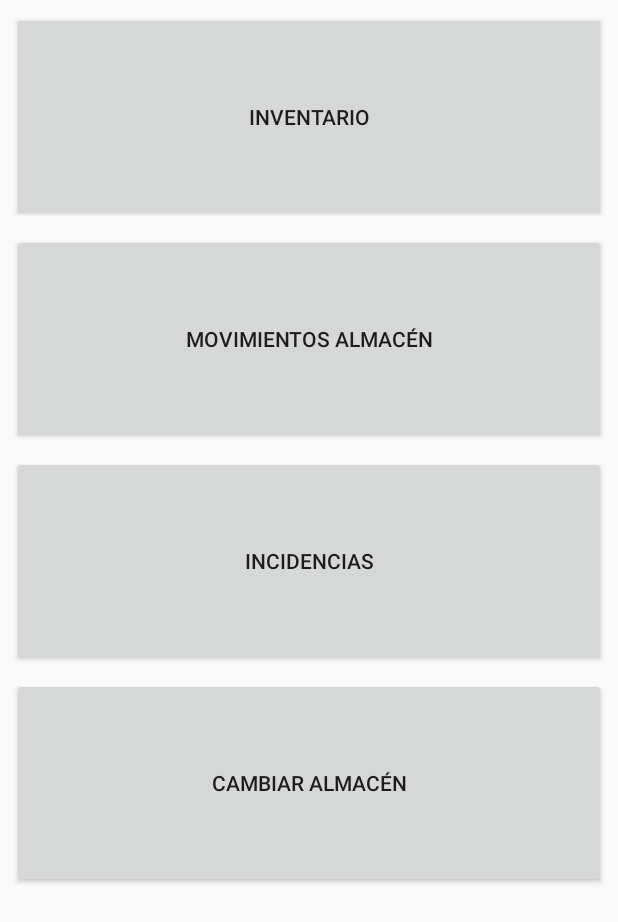
After one commit to 093Mike/ProyectDamfinal, an Android app: the layout fragment_menu_almacen.xml on its own in the app's theme, with its tools: preview values and no code run, on a phone screen of 412 x 824 dp. The commit adds this screen. Shown: the top 922 px of the screen. Run offline under Robolectric (Android 15) with nearby library versions, the phone set to English and light mode, and no system bars.

Commit message:
Commit 3 - Creado fragment almacen

```diff
--- a/app/src/main/AndroidManifest.xml
+++ b/app/src/main/AndroidManifest.xml
@@ -10,7 +10,7 @@
         android:supportsRtl="true"
         android:theme="@style/AppTheme">
         <activity android:name=".views.ListaProductos"></activity>
-        <activity android:name=".views.MenuAlmacen" />
+        <activity android:name=".views.ListaCategorias" />
         <activity android:name=".views.EscogeAlmacen">
             <intent-filter>
                 <action android:name="android.intent.action.MAIN" />
--- a/app/src/main/java/com/example/proyectdam/controllers/Data.java
+++ b/app/src/main/java/com/example/proyectdam/controllers/Data.java
@@ -1,7 +1,6 @@
 package com.example.proyectdam.controllers;
 
 import android.util.Log;
-
 import com.example.proyectdam.models.almacen.Almacen;
 import com.example.proyectdam.models.almacen.Categoria;
 import com.example.proyectdam.models.almacen.Producto;
@@ -10,7 +9,6 @@ import com.google.firebase.database.DatabaseError;
 import com.google.firebase.database.DatabaseReference;
 import com.google.firebase.database.FirebaseDatabase;
 import com.google.firebase.database.ValueEventListener;
-
 import java.util.ArrayList;
 
 public class Data {
--- a/app/src/main/java/com/example/proyectdam/views/EscogeAlmacen.java
+++ b/app/src/main/java/com/example/proyectdam/views/EscogeAlmacen.java
@@ -43,12 +43,12 @@ public class EscogeAlmacen extends AppCompatActivity {
                                 @Override
                                 public void onClick(DialogInterface dialog, int which) {
                                     almacenActual = almacenes.get(which);
-                                    startActivity(new Intent(EscogeAlmacen.this, MenuAlmacen.class));
+                                    startActivity(new Intent(EscogeAlmacen.this, ListaCategorias.class));
                                 }
                             });
                     builder.show();
                 } else {
-                    startActivity(new Intent(EscogeAlmacen.this, MenuAlmacen.class));
+                    startActivity(new Intent(EscogeAlmacen.this, ListaCategorias.class));
                 }
             }
         });
--- a/app/src/main/java/com/example/proyectdam/views/MenuAlmacen.java
+++ b/app/src/main/java/com/example/proyectdam/views/ListaCategorias.java
@@ -15,7 +15,7 @@ import com.google.firebase.database.FirebaseDatabase;
 import com.google.firebase.database.ValueEventListener;
 import java.util.ArrayList;
 
-public class MenuAlmacen extends AppCompatActivity {
+public class ListaCategorias extends AppCompatActivity {
     private ArrayList<Categoria> categoriasProductos;
     private RecyclerView recyclerView_categorias;
     private AdapterCategorias adapter;
--- a/app/src/main/res/layout/activity_menu_almacen.xml
+++ b/app/src/main/res/layout/activity_menu_almacen.xml
@@ -4,7 +4,7 @@ xmlns:app="http://schemas.android.com/apk/res-auto"
 xmlns:tools="http://schemas.android.com/tools"
 android:layout_width="match_parent"
 android:layout_height="match_parent"
-tools:context=".views.MenuAlmacen">
+tools:context=".views.ListaCategorias">
 
     <include layout="@layout/recyclerview_menualmacen_categorias" />
 
--- /dev/null
+++ b/app/src/main/res/layout/fragment_menu_almacen.xml
@@ -0,0 +1,69 @@
+<?xml version="1.0" encoding="utf-8"?>
+<FrameLayout xmlns:android="http://schemas.android.com/apk/res/android"
+    xmlns:app="http://schemas.android.com/apk/res-auto"
+    xmlns:tools="http://schemas.android.com/tools"
+    android:layout_width="match_parent"
+    android:layout_height="match_parent"
+    tools:context=".controllers.MenuAlmacen">
+
+    <android.support.constraint.ConstraintLayout
+        android:layout_width="match_parent"
+        android:layout_height="match_parent">
+
+        <Button
+            android:id="@+id/button_inventario"
+            android:layout_width="0dp"
+            android:layout_height="140dp"
+            android:layout_marginStart="8dp"
+            android:layout_marginLeft="8dp"
+            android:layout_marginTop="8dp"
+            android:layout_marginEnd="8dp"
+            android:layout_marginRight="8dp"
+            android:text="Inventario"
+            app:layout_constraintEnd_toEndOf="parent"
+            app:layout_constraintStart_toStartOf="parent"
+            app:layout_constraintTop_toTopOf="parent" />
+
+        <Button
+            android:id="@+id/button_movimientos"
+            android:layout_width="0dp"
+            android:layout_height="140dp"
+            android:layout_marginStart="8dp"
+            android:layout_marginLeft="8dp"
+            android:layout_marginTop="8dp"
+            android:layout_marginEnd="8dp"
+            android:layout_marginRight="8dp"
+            android:text="Movimientos almacén"
+            app:layout_constraintEnd_toEndOf="parent"
+            app:layout_constraintStart_toStartOf="parent"
+            app:layout_constraintTop_toBottomOf="@+id/button_inventario" />
+
+        <Button
+            android:id="@+id/button_incidencias"
+            android:layout_width="0dp"
+            android:layout_height="140dp"
+            android:layout_marginStart="8dp"
+            android:layout_marginLeft="8dp"
+            android:layout_marginTop="8dp"
+            android:layout_marginEnd="8dp"
+            android:layout_marginRight="8dp"
+            android:text="Incidencias"
+            app:layout_constraintEnd_toEndOf="parent"
+            app:layout_constraintStart_toStartOf="parent"
+            app:layout_constraintTop_toBottomOf="@+id/button_movimientos" />
+
+        <Button
+            android:id="@+id/button_cambiarAlmacen"
+            android:layout_width="0dp"
+            android:layout_height="140dp"
+            android:layout_marginStart="8dp"
+            android:layout_marginLeft="8dp"
+            android:layout_marginTop="8dp"
+            android:layout_marginEnd="8dp"
+            android:layout_marginRight="8dp"
+            android:text="Cambiar almacén"
+            app:layout_constraintEnd_toEndOf="parent"
+            app:layout_constraintStart_toStartOf="parent"
+            app:layout_constraintTop_toBottomOf="@+id/button_incidencias" />
+    </android.support.constraint.ConstraintLayout>
+</FrameLayout>
--- a/app/src/main/res/values/strings.xml
+++ b/app/src/main/res/values/strings.xml
@@ -1,3 +1,6 @@
 <resources>
     <string name="app_name">ProjectDAM</string>
+
+    <!-- TODO: Remove or change this placeholder text -->
+    <string name="hello_blank_fragment">Hello blank fragment</string>
 </resources>
```
Also changed, not shown: app/src/main/java/com/example/proyectdam/controllers/MenuAlmacen.java (added, +58 -0 lines).
